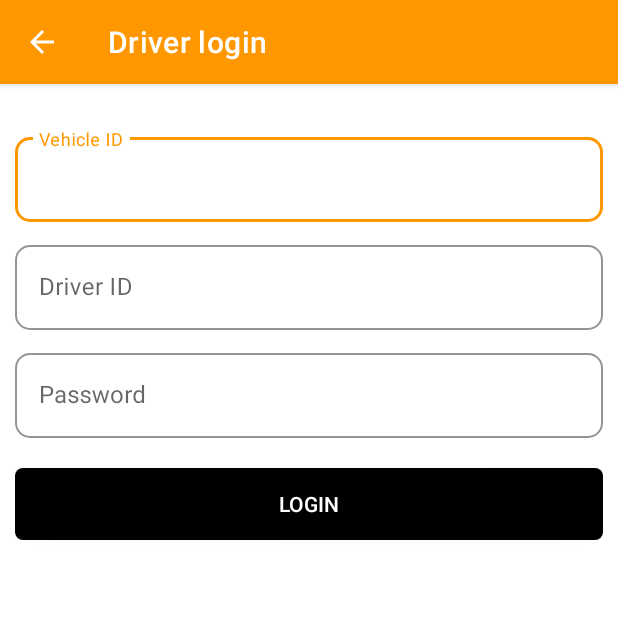
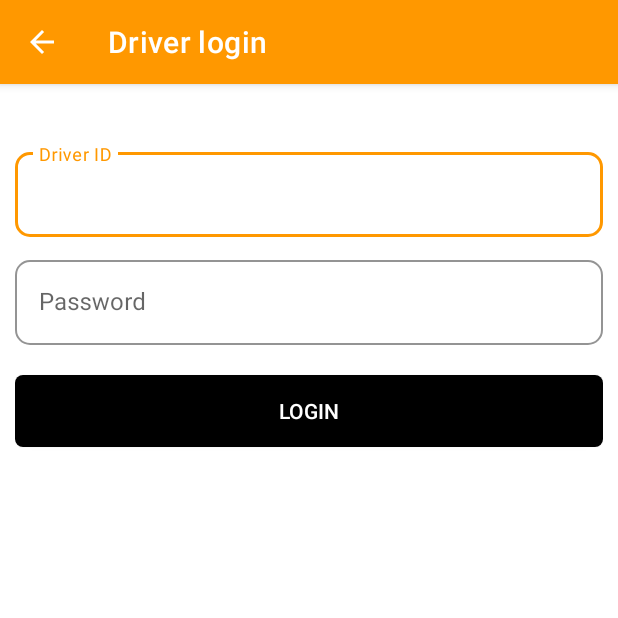
Before and after one commit to hkobir/vehicle-auth, an Android app: the screen it shows after launch (AuthActivity), after a tap on "Driver", on a phone screen of 412 x 824 dp, the top half of it. Run offline under Robolectric (Android 15) with nearby library versions, the phone set to English and light mode, and no system bars; our stand-ins replace data binding.

Commit message:
fixed auth field without vehicl id

```diff
--- a/app/src/main/res/layout/activity_auth.xml
+++ b/app/src/main/res/layout/activity_auth.xml
@@ -53,23 +53,6 @@
                 style="@style/Widget.MaterialComponents.TextInputLayout.OutlinedBox"
                 android:layout_width="match_parent"
                 android:layout_height="wrap_content"
-                app:boxCornerRadiusBottomEnd="10dp"
-                app:boxCornerRadiusBottomStart="10dp"
-                app:boxCornerRadiusTopEnd="10dp"
-                app:boxCornerRadiusTopStart="10dp"
-                app:boxStrokeColor="@color/colorPrimary">
-
-                <com.google.android.material.textfield.TextInputEditText
-                    android:id="@+id/vehicleIdET"
-                    android:layout_width="match_parent"
-                    android:layout_height="wrap_content"
-                    android:hint="Vehicle ID" />
-            </com.google.android.material.textfield.TextInputLayout>
-
-            <com.google.android.material.textfield.TextInputLayout
-                style="@style/Widget.MaterialComponents.TextInputLayout.OutlinedBox"
-                android:layout_width="match_parent"
-                android:layout_height="wrap_content"
                 android:layout_marginTop="10dp"
                 app:boxCornerRadiusBottomEnd="10dp"
                 app:boxCornerRadiusBottomStart="10dp"
```
Also changed, not shown: app/src/main/java/com/hk/vehicleauth/AuthActivity.java (+19 -21 lines).
